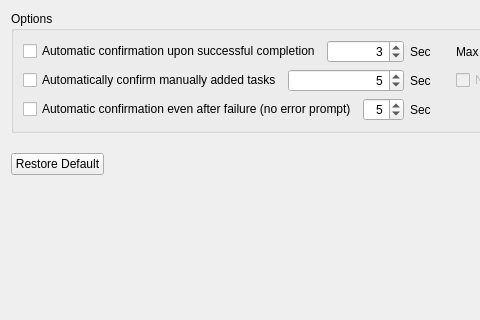
The window that gui/src/widgets/SettingsWindow.ui (kendryte/k230_burning_tool) describes before a commit, drawn with Qt 5; both pictures show x 0 to 480 and y 0 to 320 of the 757 by 405 pixel window.
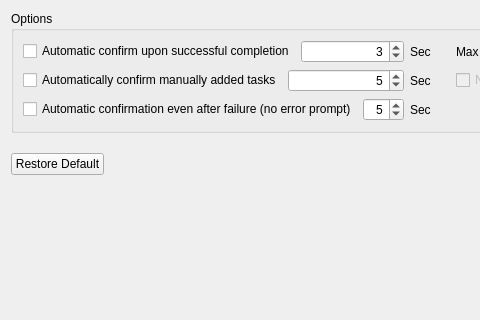
The same window after the commit. Icons and pictures are not drawn.

```diff
--- a/gui/src/widgets/SettingsWindow.ui
+++ b/gui/src/widgets/SettingsWindow.ui
@@ -164,7 +164,7 @@
         <item>
          <widget class="QCheckBox" name="inputAutoConfirm">
           <property name="text">
-           <string>Automatic confirmation upon successful completion</string>
+           <string>Automatic confirm upon successful completion</string>
           </property>
          </widget>
         </item>
```
